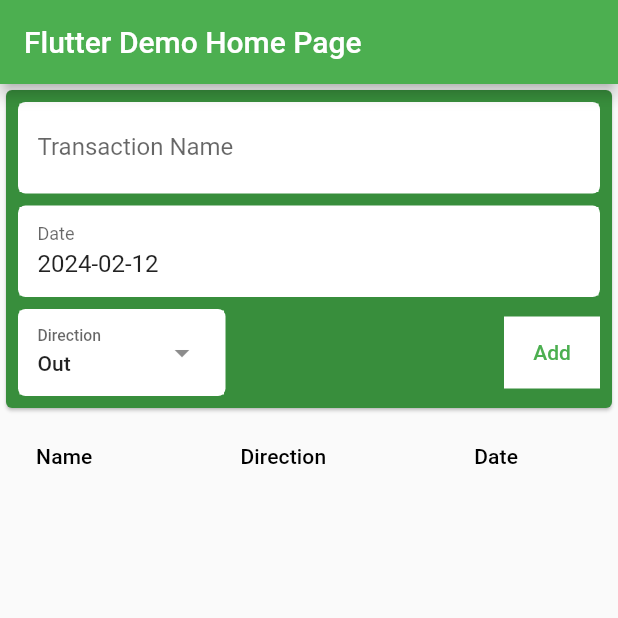
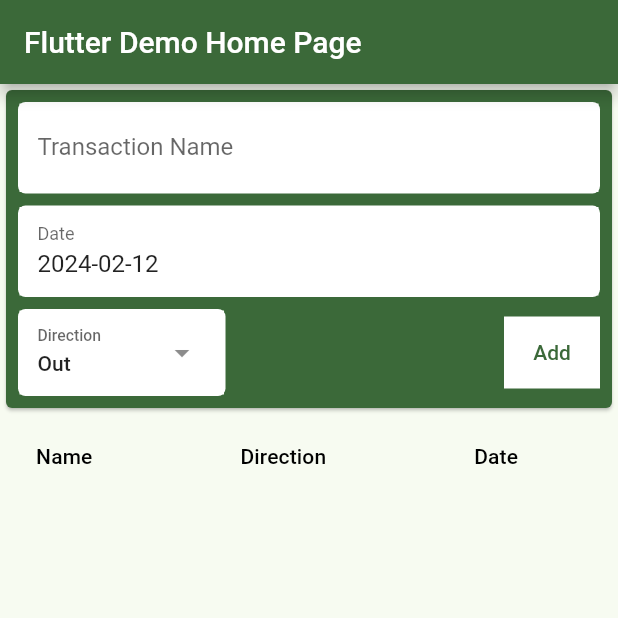
Before and after one commit to MrMyastan/flutter-budget, a Flutter app: the screen it shows after launch, on a phone screen of 412 x 824 dp, the top half of it. Run offline on Flutter 3.47's test engine with Material 2 defaults, Android fonts, the phone set to English and light mode, and no system bars.

Commit message:
fixing color

```diff
--- a/lib/main.dart
+++ b/lib/main.dart
@@ -37,7 +37,7 @@ class MyApp extends StatelessWidget {
     return MaterialApp(
       title: 'Flutter Demo',
       theme: ThemeData(
-        primarySwatch: Colors.green,
+        colorSchemeSeed: Colors.green,
       ),
       home: const Home(title: 'Flutter Demo Home Page'),
     );
@@ -143,7 +143,7 @@ class _TransactionMakerState extends State<TransactionMaker> {
   @override
   Widget build(BuildContext context) {
     return Card(
-      color: Theme.of(context).primaryColorDark,
+      color: Theme.of(context).colorScheme.primary,
       child: Padding(
         padding: const EdgeInsets.all(8.0),
         child: Column(
```
